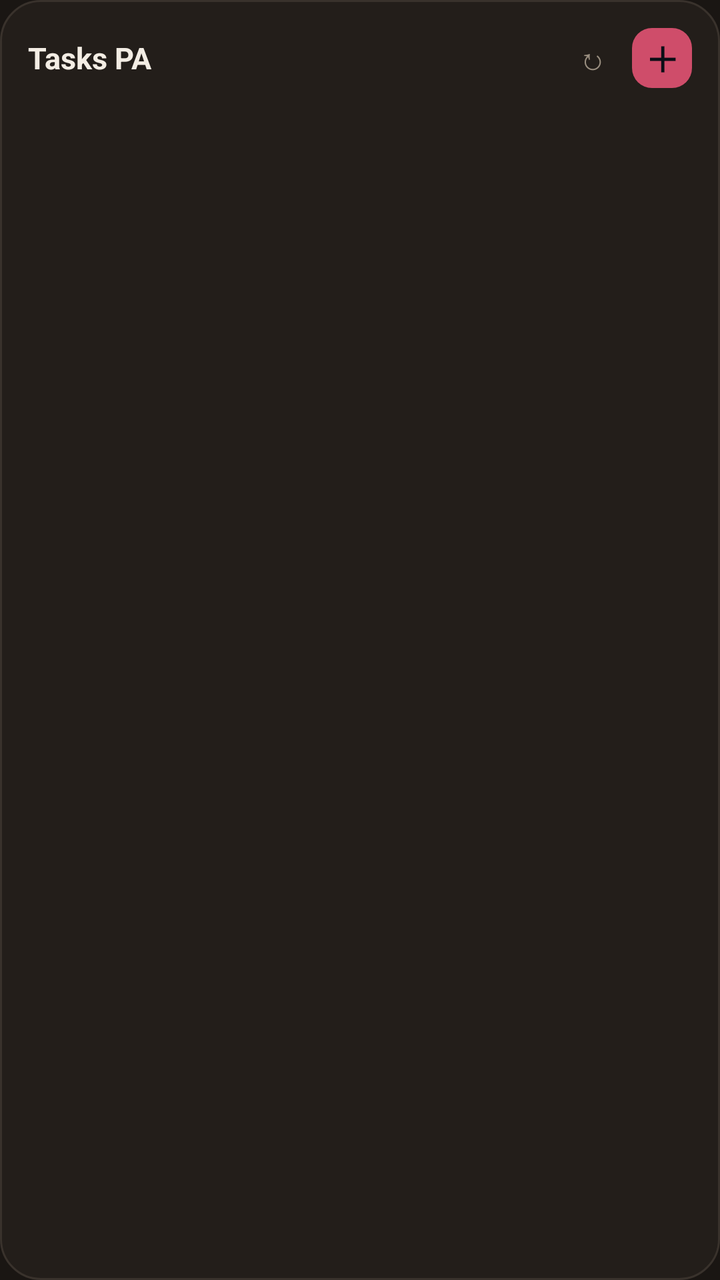
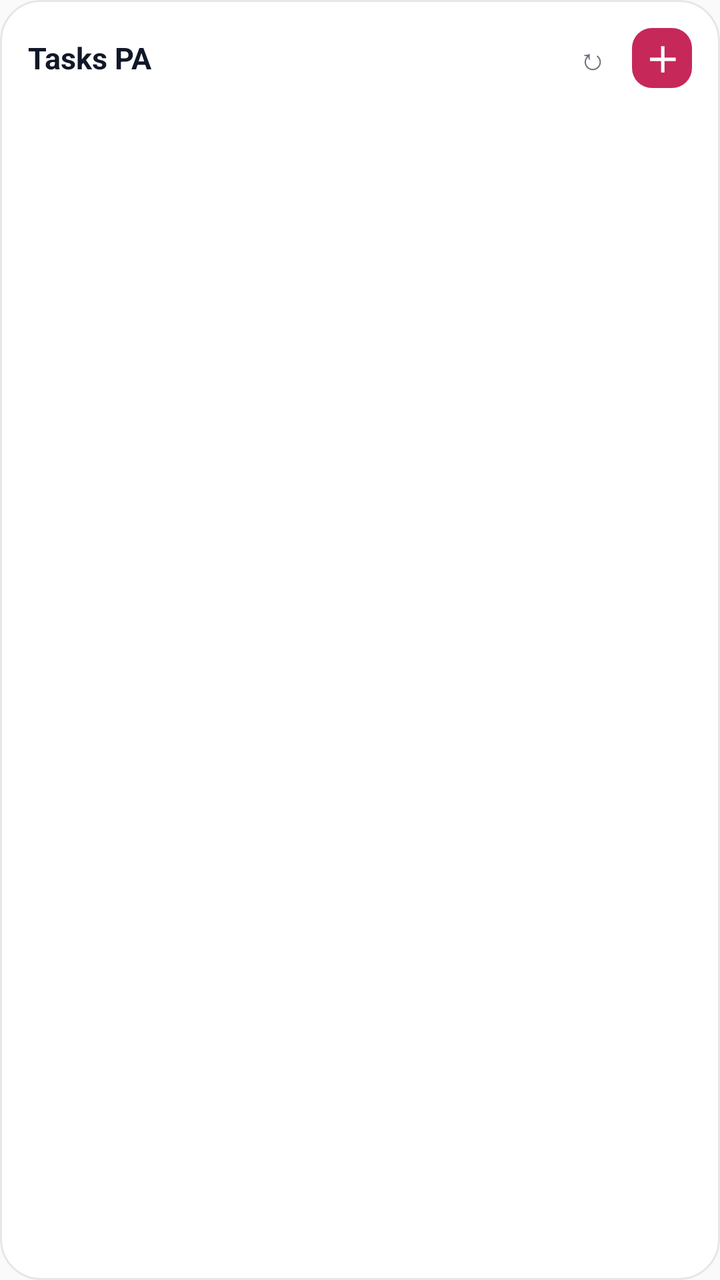

Compare the two renders of this Android layout. The source of the first and the diff that turns it into the second are given below.
<!-- AndroidManifest.xml: application theme AppTheme -->
<!-- res/layout/widget_task.xml -->
<?xml version="1.0" encoding="utf-8"?>
<LinearLayout xmlns:android="http://schemas.android.com/apk/res/android"
    android:layout_width="match_parent"
    android:layout_height="match_parent"
    android:orientation="vertical"
    android:background="@drawable/widget_bg"
    android:padding="14dp">

    <LinearLayout
        android:id="@+id/header"
        android:layout_width="match_parent"
        android:layout_height="wrap_content"
        android:orientation="horizontal"
        android:gravity="center_vertical">

        <TextView
            android:layout_width="0dp"
            android:layout_height="wrap_content"
            android:layout_weight="1"
            android:text="@string/app_name"
            android:textColor="@color/text"
            android:textSize="15sp"
            android:textStyle="bold" />

        <TextView
            android:id="@+id/doneCount"
            android:layout_width="wrap_content"
            android:layout_height="wrap_content"
            android:textColor="@color/good"
            android:textSize="12sp"
            android:layout_marginEnd="10dp" />

        <TextView
            android:id="@+id/refreshBtn"
            android:layout_width="28dp"
            android:layout_height="28dp"
            android:gravity="center"
            android:text="↻"
            android:textColor="@color/dim"
            android:textSize="15sp"
            android:layout_marginEnd="6dp" />

        <TextView
            android:id="@+id/addBtn"
            android:layout_width="30dp"
            android:layout_height="30dp"
            android:gravity="center"
            android:background="@drawable/add_btn_bg"
            android:text="＋"
            android:textColor="#0b0e16"
            android:textSize="17sp"
            android:textStyle="bold" />
    </LinearLayout>

    <TextView
        android:id="@+id/brief"
        android:layout_width="match_parent"
        android:layout_height="wrap_content"
        android:layout_marginTop="7dp"
        android:textColor="@color/pa"
        android:textSize="11.5sp"
        android:maxLines="2"
        android:ellipsize="end"
        android:visibility="gone" />

    <LinearLayout
        android:id="@+id/row1"
        android:layout_width="match_parent"
        android:layout_height="wrap_content"
        android:orientation="horizontal"
        android:gravity="center_vertical"
        android:layout_marginTop="9dp"
        android:visibility="gone">
        <ImageView android:id="@+id/check1" android:layout_width="22dp" android:layout_height="22dp" android:background="@drawable/circle_check" android:contentDescription="@string/add" />
        <LinearLayout android:layout_width="0dp" android:layout_height="wrap_content" android:layout_weight="1" android:orientation="vertical" android:layout_marginStart="10dp">
            <TextView android:id="@+id/text1" android:layout_width="match_parent" android:layout_height="wrap_content" android:textColor="@color/text" android:textSize="13.5sp" android:maxLines="1" android:ellipsize="end" />
            <TextView android:id="@+id/why1" android:layout_width="match_parent" android:layout_height="wrap_content" android:textColor="@color/pa" android:textSize="10.5sp" android:maxLines="1" android:ellipsize="end" android:visibility="gone" />
        </LinearLayout>
    </LinearLayout>

    <LinearLayout
        android:id="@+id/row2"
        android:layout_width="match_parent"
        android:layout_height="wrap_content"
        android:orientation="horizontal"
        android:gravity="center_vertical"
        android:layout_marginTop="9dp"
        android:visibility="gone">
        <ImageView android:id="@+id/check2" android:layout_width="22dp" android:layout_height="22dp" android:background="@drawable/circle_check" android:contentDescription="@string/add" />
        <LinearLayout android:layout_width="0dp" android:layout_height="wrap_content" android:layout_weight="1" android:orientation="vertical" android:layout_marginStart="10dp">
            <TextView android:id="@+id/text2" android:layout_width="match_parent" android:layout_height="wrap_content" android:textColor="@color/text" android:textSize="13.5sp" android:maxLines="1" android:ellipsize="end" />
            <TextView android:id="@+id/why2" android:layout_width="match_parent" android:layout_height="wrap_content" android:textColor="@color/pa" android:textSize="10.5sp" android:maxLines="1" android:ellipsize="end" android:visibility="gone" />
        </LinearLayout>
    </LinearLayout>

    <LinearLayout
        android:id="@+id/row3"
        android:layout_width="match_parent"
        android:layout_height="wrap_content"
        android:orientation="horizontal"
        android:gravity="center_vertical"
        android:layout_marginTop="9dp"
        android:visibility="gone">
        <ImageView android:id="@+id/check3" android:layout_width="22dp" android:layout_height="22dp" android:background="@drawable/circle_check" android:contentDescription="@string/add" />
        <LinearLayout android:layout_width="0dp" android:layout_height="wrap_content" android:layout_weight="1" android:orientation="vertical" android:layout_marginStart="10dp">
            <TextView android:id="@+id/text3" android:layout_width="match_parent" android:layout_height="wrap_content" android:textColor="@color/text" android:textSize="13.5sp" android:maxLines="1" android:ellipsize="end" />
            <TextView android:id="@+id/why3" android:layout_width="match_parent" android:layout_height="wrap_content" android:textColor="@color/pa" android:textSize="10.5sp" android:maxLines="1" android:ellipsize="end" android:visibility="gone" />
        </LinearLayout>
    </LinearLayout>

    <LinearLayout
        android:id="@+id/row4"
        android:layout_width="match_parent"
        android:layout_height="wrap_content"
        android:orientation="horizontal"
        android:gravity="center_vertical"
        android:layout_marginTop="9dp"
        android:visibility="gone">
        <ImageView android:id="@+id/check4" android:layout_width="22dp" android:layout_height="22dp" android:background="@drawable/circle_check" android:contentDescription="@string/add" />
        <LinearLayout android:layout_width="0dp" android:layout_height="wrap_content" android:layout_weight="1" android:orientation="vertical" android:layout_marginStart="10dp">
            <TextView android:id="@+id/text4" android:layout_width="match_parent" android:layout_height="wrap_content" android:textColor="@color/text" android:textSize="13.5sp" android:maxLines="1" android:ellipsize="end" />
            <TextView android:id="@+id/why4" android:layout_width="match_parent" android:layout_height="wrap_content" android:textColor="@color/pa" android:textSize="10.5sp" android:maxLines="1" android:ellipsize="end" android:visibility="gone" />
        </LinearLayout>
    </LinearLayout>

    <LinearLayout
        android:id="@+id/row5"
        android:layout_width="match_parent"
        android:layout_height="wrap_content"
        android:orientation="horizontal"
        android:gravity="center_vertical"
        android:layout_marginTop="9dp"
        android:visibility="gone">
        <ImageView android:id="@+id/check5" android:layout_width="22dp" android:layout_height="22dp" android:background="@drawable/circle_check" android:contentDescription="@string/add" />
        <LinearLayout android:layout_width="0dp" android:layout_height="wrap_content" android:layout_weight="1" android:orientation="vertical" android:layout_marginStart="10dp">
            <TextView android:id="@+id/text5" android:layout_width="match_parent" android:layout_height="wrap_content" android:textColor="@color/text" android:textSize="13.5sp" android:maxLines="1" android:ellipsize="end" />
            <TextView android:id="@+id/why5" android:layout_width="match_parent" android:layout_height="wrap_content" android:textColor="@color/pa" android:textSize="10.5sp" android:maxLines="1" android:ellipsize="end" android:visibility="gone" />
        </LinearLayout>
    </LinearLayout>

    <TextView
        android:id="@+id/empty"
        android:layout_width="match_parent"
        android:layout_height="wrap_content"
        android:layout_marginTop="14dp"
        android:gravity="center"
        android:text="@string/empty_widget"
        android:textColor="@color/dim"
        android:textSize="13sp"
        android:visibility="gone" />
</LinearLayout>
<!-- resources referenced by this layout -->
<resources>
  <color name="dim">#9a8f80</color>
  <color name="good">#5cc98d</color>
  <color name="pa">#cf4d6a</color>
  <color name="text">#f3ede4</color>
  <!-- drawable add_btn_bg (drawable) -->
  <?xml version="1.0" encoding="utf-8"?>
  <shape xmlns:android="http://schemas.android.com/apk/res/android" android:shape="rectangle">
      <solid android:color="@color/accent" />
      <corners android:radius="10dp" />
  </shape>
  <!-- drawable circle_check (drawable) -->
  <?xml version="1.0" encoding="utf-8"?>
  <shape xmlns:android="http://schemas.android.com/apk/res/android" android:shape="oval">
      <solid android:color="#00241f1b" />
      <stroke android:width="2dp" android:color="#4a4239" />
  </shape>
  <!-- drawable widget_bg (drawable) -->
  <?xml version="1.0" encoding="utf-8"?>
  <shape xmlns:android="http://schemas.android.com/apk/res/android" android:shape="rectangle">
      <solid android:color="#F2241F1B" />
      <stroke android:width="1dp" android:color="@color/line" />
      <corners android:radius="20dp" />
  </shape>
  <string name="add">Add</string>
  <string name="app_name">Tasks PA</string>
  <string name="empty_widget">All clear — tap to open</string>
  <style name="AppTheme" parent="android:Theme.Material.NoActionBar">
          <item name="android:windowBackground">@color/bg</item>
          <item name="android:statusBarColor">@color/bg</item>
          <item name="android:navigationBarColor">@color/bg</item>
      </style>
  <color name="accent">#cf4d6a</color>
  <color name="line">#39322c</color>
  <color name="bg">#1a1613</color>
</resources>

<!-- the commit's change to res/layout/widget_task.xml (unified diff, before → after) -->
@@ -47,7 +47,7 @@
             android:gravity="center"
             android:background="@drawable/add_btn_bg"
             android:text="＋"
-            android:textColor="#0b0e16"
+            android:textColor="#FFFFFF"
             android:textSize="17sp"
             android:textStyle="bold" />
     </LinearLayout>
<!-- resource entries referenced after the edit -->
@@ -1,9 +1,9 @@
 <!-- resources referenced by this layout -->
 <resources>
-  <color name="dim">#9a8f80</color>
-  <color name="good">#5cc98d</color>
-  <color name="pa">#cf4d6a</color>
-  <color name="text">#f3ede4</color>
+  <color name="dim">#6B7280</color>
+  <color name="good">#16A34A</color>
+  <color name="pa">#C6285A</color>
+  <color name="text">#111827</color>
   <!-- drawable add_btn_bg (drawable) -->
   <?xml version="1.0" encoding="utf-8"?>
   <shape xmlns:android="http://schemas.android.com/apk/res/android" android:shape="rectangle">
@@ -13,13 +13,13 @@
   <!-- drawable circle_check (drawable) -->
   <?xml version="1.0" encoding="utf-8"?>
   <shape xmlns:android="http://schemas.android.com/apk/res/android" android:shape="oval">
-      <solid android:color="#00241f1b" />
-      <stroke android:width="2dp" android:color="#4a4239" />
+      <solid android:color="#00FFFFFF" />
+      <stroke android:width="2dp" android:color="#D1D5DB" />
   </shape>
   <!-- drawable widget_bg (drawable) -->
   <?xml version="1.0" encoding="utf-8"?>
   <shape xmlns:android="http://schemas.android.com/apk/res/android" android:shape="rectangle">
-      <solid android:color="#F2241F1B" />
+      <solid android:color="#F7FFFFFF" />
       <stroke android:width="1dp" android:color="@color/line" />
       <corners android:radius="20dp" />
   </shape>
@@ -31,8 +31,8 @@
           <item name="android:statusBarColor">@color/bg</item>
           <item name="android:navigationBarColor">@color/bg</item>
       </style>
-  <color name="accent">#cf4d6a</color>
-  <color name="line">#39322c</color>
-  <color name="bg">#1a1613</color>
+  <color name="accent">#C6285A</color>
+  <color name="line">#E5E7EB</color>
+  <color name="bg">#FAFAFB</color>
 </resources>
 
